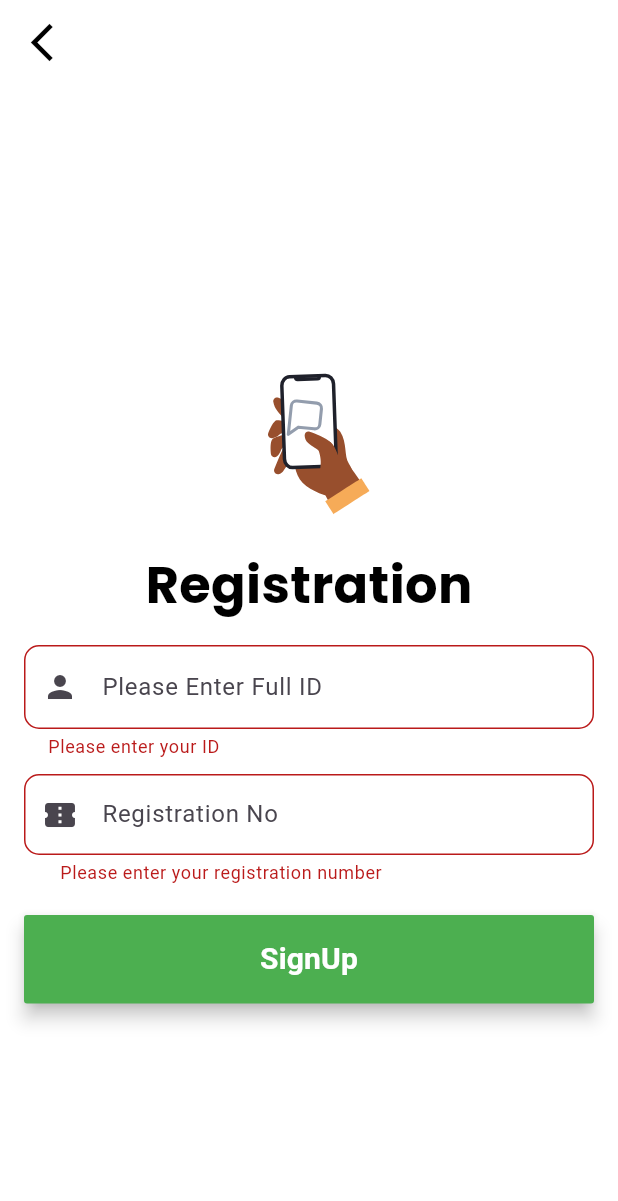
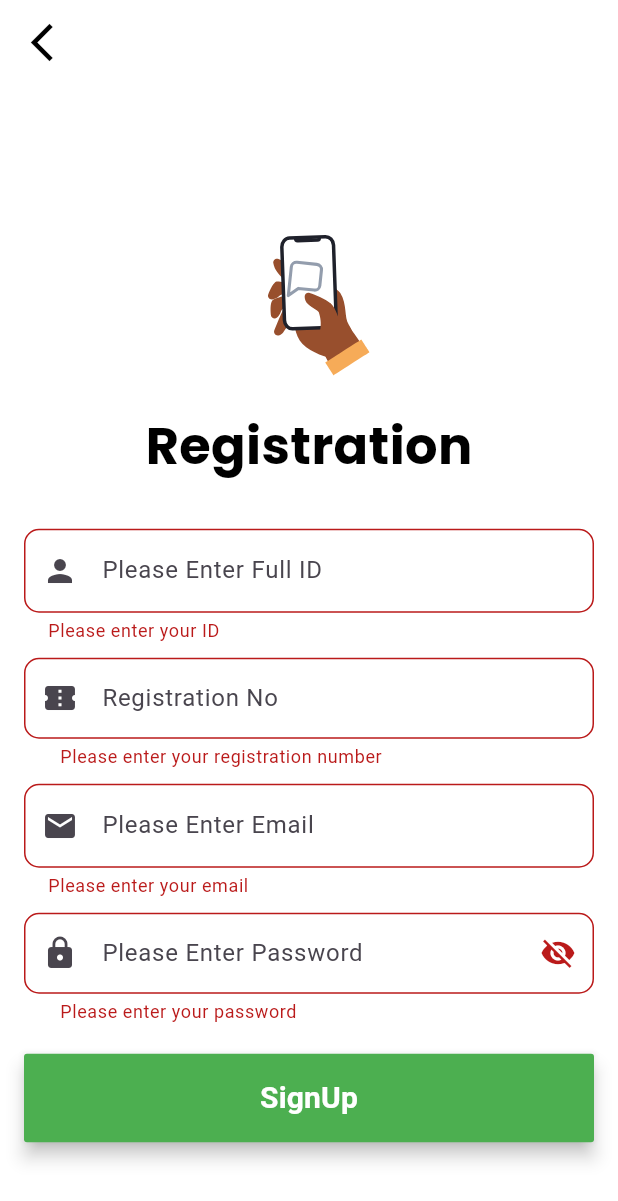
Before and after one commit to asifjahan1/JU-Bus-Route-Tracer, a Flutter app: the RegistrationPage screen opened directly, after a tap on "SignUp", on a phone screen of 412 x 824 dp. Shown: the top 1201 px of the screen. Run offline on Flutter 3.47's test engine with Material 3 defaults, Android fonts, the phone set to English and light mode, and no system bars; our stand-ins replace cloud_firestore, geolocator, google_fonts, google_maps_flutter, location, lottie and 1 more; missing offline and left inert: flutter_polyline_points; accounts and stored records are empty.

Commit message:
Fixed the overall UI

```diff
--- a/google_map_demo/lib/pages/registration_page.dart
+++ b/google_map_demo/lib/pages/registration_page.dart
@@ -4,8 +4,6 @@ import 'package:google_map_demo/pages/auth_service.dart';
 import 'package:google_map_demo/pages/login_page.dart';
 import 'package:google_map_demo/pages/welcome_screen.dart';
 import 'package:lottie/lottie.dart';
-import 'package:sqflite/sqflite.dart';
-import 'package:path/path.dart';
 
 class RegistrationPage extends StatefulWidget {
   const RegistrationPage({Key? key}) : super(key: key);
@@ -15,38 +13,11 @@ class RegistrationPage extends StatefulWidget {
 }
 
 class _RegistrationPageState extends State<RegistrationPage> {
-  final TextEditingController idController = TextEditingController();
-  final TextEditingController registrationController = TextEditingController();
+  final TextEditingController emailController = TextEditingController();
+  final TextEditingController passwordController = TextEditingController();
   final AuthService authService = AuthService();
+  bool _obscureText = true;
   final _formKey = GlobalKey<FormState>();
-
-  late Database _database;
-
-  @override
-  void initState() {
-    super.initState();
-    _initDatabase();
-  }
-
-  Future<void> _initDatabase() async {
-    _database = await openDatabase(
-      join(await getDatabasesPath(), 'user_database.db'),
-      onCreate: (db, version) {
-        return db.execute(
-          'CREATE TABLE IF NOT EXISTS users(id TEXT PRIMARY KEY, registration TEXT)',
-        );
-      },
-      version: 1,
-    );
-  }
-
-  Future<void> _insertUser(String id, String registration) async {
-    await _database.insert(
-      'users',
-      {'id': null, 'registration': registration},
-      conflictAlgorithm: ConflictAlgorithm.replace,
-    );
-  }
 
   @override
   Widget build(BuildContext context) {
@@ -63,8 +34,7 @@ class _RegistrationPageState extends State<RegistrationPage> {
           ),
           onPressed: () {
             Navigator.of(context).pushReplacement(
-              MaterialPageRoute(builder: (context) => const welcomeScreen()),
-            );
+                MaterialPageRoute(builder: (context) => welcomeScreen()));
           },
         ),
       ),
@@ -96,9 +66,10 @@ class _RegistrationPageState extends State<RegistrationPage> {
                       ),
                     ),
                     SizedBox(height: 15),
+                    SizedBox(height: 15),
                     // ID field
                     TextFormField(
-                      controller: idController,
+                      //controller: idController,
                       decoration: InputDecoration(
                         hintText: 'Please Enter Full ID',
                         prefixIcon: const Icon(Icons.person),
@@ -116,7 +87,7 @@ class _RegistrationPageState extends State<RegistrationPage> {
                     SizedBox(height: 10),
                     // Registration field
                     TextFormField(
-                      controller: registrationController,
+                      //controller: registrationController,
                       decoration: InputDecoration(
                         prefixIcon: const Icon(Icons.confirmation_number),
                         contentPadding: EdgeInsets.fromLTRB(20, 15, 20, 15),
@@ -132,6 +103,57 @@ class _RegistrationPageState extends State<RegistrationPage> {
                         return null;
                       },
                     ),
+                    const SizedBox(height: 10),
+                    // Email field
+                    TextFormField(
+                      controller: emailController,
+                      decoration: InputDecoration(
+                        hintText: 'Please Enter Email',
+                        prefixIcon: Icon(Icons.email),
+                        border: OutlineInputBorder(
+                          borderRadius: BorderRadius.circular(10),
+                        ),
+                      ),
+                      validator: (value) {
+                        if (value == null || value.isEmpty) {
+                          return 'Please enter your email';
+                        }
+                        return null;
+                      },
+                    ),
+                    SizedBox(height: 10),
+                    // Password field
+                    TextFormField(
+                      controller: passwordController,
+                      obscureText: _obscureText,
+                      decoration: InputDecoration(
+                        prefixIcon: Icon(Icons.lock),
+                        contentPadding: EdgeInsets.fromLTRB(20, 15, 20, 15),
+                        suffixIcon: GestureDetector(
+                          onTap: () {
+                            setState(() {
+                              _obscureText = !_obscureText;
+                            });
+                          },
+                          child: Icon(
+                            _obscureText
+                                ? Icons.visibility_off
+                                : Icons.visibility,
+                          ),
+                        ),
+                        border: OutlineInputBorder(
+                          borderRadius: BorderRadius.circular(10),
+                        ),
+                        hintText: 'Please Enter Password',
+                      ),
+                      validator: (value) {
+                        if (value == null || value.isEmpty) {
+                          return 'Please enter your password';
+                        }
+                        return null;
+                      },
+                    ),
+
                     SizedBox(height: 20),
                     MaterialButton(
                       elevation: 5,
@@ -140,16 +162,21 @@ class _RegistrationPageState extends State<RegistrationPage> {
                       minWidth: MediaQuery.of(context).size.width,
                       onPressed: () async {
                         if (_formKey.currentState!.validate()) {
-                          await _insertUser(
-                            idController.text,
-                            registrationController.text,
+                          bool success = await authService.register(
+                            emailController.text,
+                            passwordController.text,
                           );
+
+                          if (success) {
                             Navigator.pushReplacement(
                               context,
                               MaterialPageRoute(
                                 builder: (context) => LoginPage(),
                               ),
                             );
+                          } else {
+                            // Handle registration failure
+                          }
                         }
                       },
                       child: const Text(
```
Also changed, not shown: google_map_demo/lib/pages/login_page.dart (+51 -43 lines), google_map_demo/lib/pages/schedule_page.dart (+36 -8 lines). Lines whose indentation alone changed are shown as unchanged.
